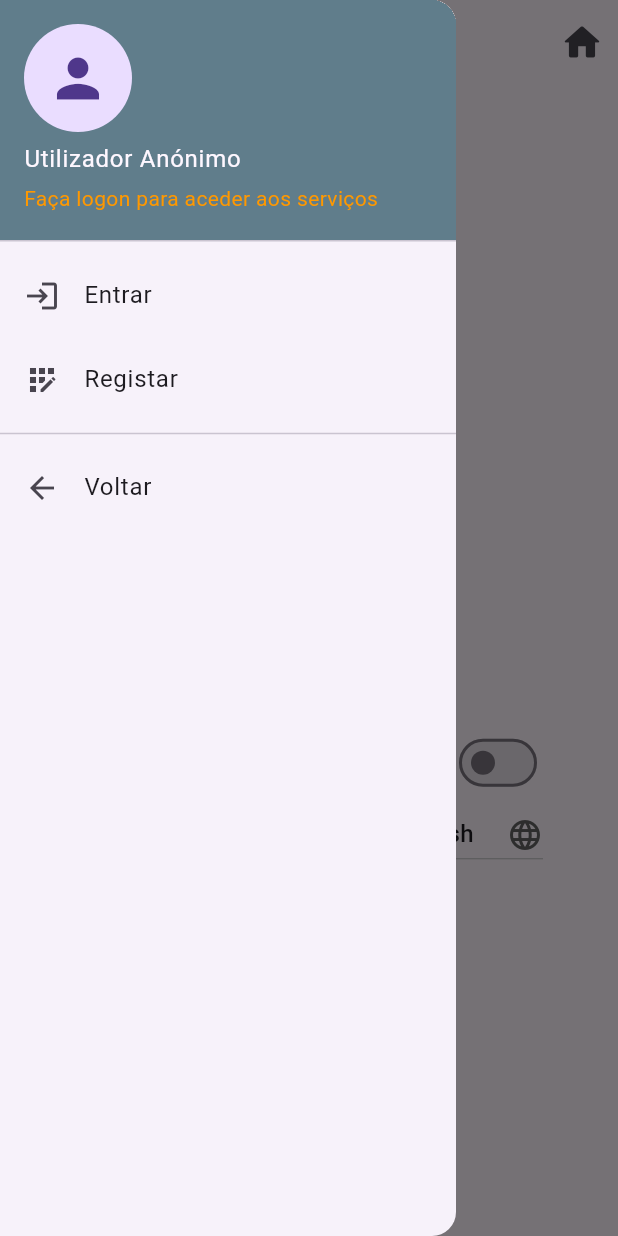
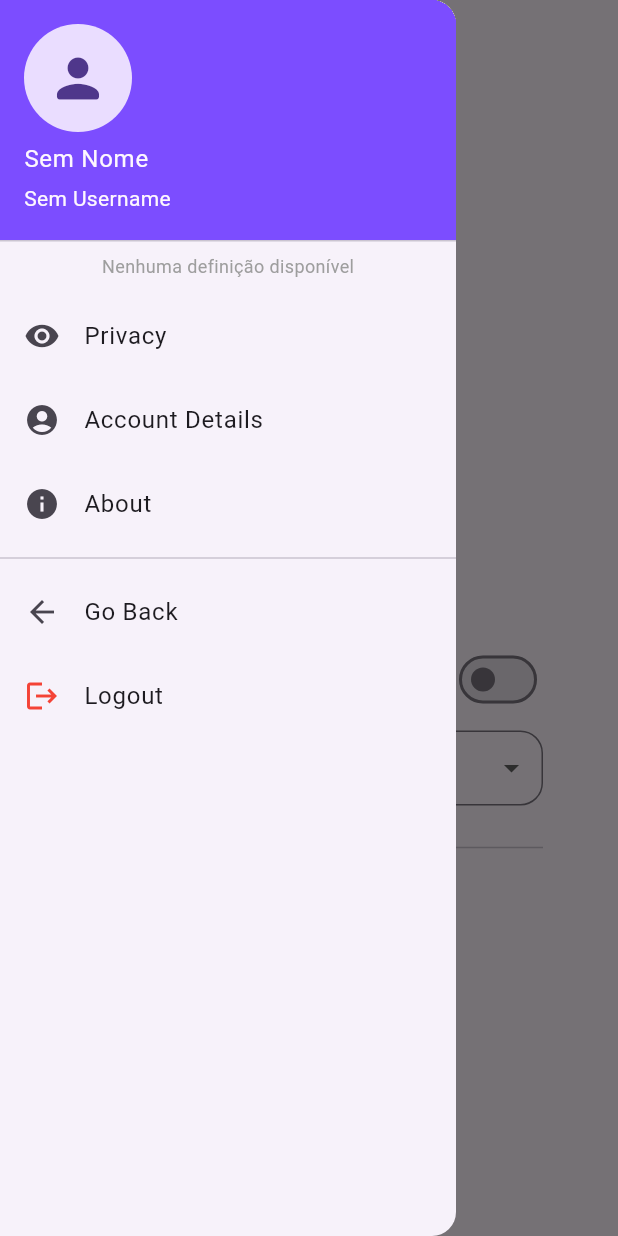
Before and after one commit to devCacti/Cooking, a Flutter app: the screen it shows after launch, item 3 of the bottom bar chosen, with the side drawer open, on a phone screen of 412 x 824 dp. Run offline on Flutter 3.47's test engine with Material 3 defaults, Android fonts, the phone set to English and light mode, and no system bars; our stand-ins replace flutter_colorpicker, flutter_secure_storage, image_picker; accounts and stored records are empty; generated files the repository leaves out were written again; network calls fail.

Commit message:
Added more language support
Also moved files around

```diff
--- a/cookapp/lib/Classes/app_state.dart
+++ b/cookapp/lib/Classes/app_state.dart
@@ -30,14 +30,19 @@ class AppState extends ChangeNotifier {
     notifyListeners();
   }
 
-  static List<DropdownMenuItem<String>> locales = const [
-    DropdownMenuItem(
-      value: 'en',
-      child: Text("English"),
-    ),
-    DropdownMenuItem(
-      value: 'pt',
-      child: Text("Português"),
-    ),
+  String getLanguageName(Locale code) {
+    switch (code.languageCode) {
+      case 'en':
+        return 'English';
+      case 'pt':
+        return 'Português';
+      default:
+        return 'Unknown';
+    }
+  }
+
+  static List<Locale> locales = const [
+    Locale('en'),
+    Locale('pt'),
   ];
 }
--- /dev/null
+++ b/cookapp/lib/Pages/Elements/drawer_items.dart
@@ -0,0 +1,58 @@
+import 'package:cookapp/Classes/user.dart';
+import 'package:cookapp/Pages/Elements/drawer_header.dart';
+import 'package:cookapp/Pages/Elements/logged_in_settings.dart';
+import 'package:cookapp/Settings/login_page.dart';
+import 'package:cookapp/Settings/register_page.dart';
+import 'package:flutter/material.dart';
+import 'package:flutter_gen/gen_l10n/app_localizations.dart';
+
+Widget getDrawerItems(BuildContext context, User? user) {
+  final loc = AppLocalizations.of(context)!;
+
+  return user != null
+      ? loggedInSettings(context, user)
+      : ListView(
+          children: [
+            anonymousDrawerHeader,
+            //* Login and Register buttons
+            ListTile(
+              title: Text(loc.login),
+              leading: const Icon(Icons.login),
+              onTap: () {
+                //LoginPage is the page that we want to open on click.
+                Navigator.push(
+                  context,
+                  MaterialPageRoute(
+                    builder: (context) => const LoginPage(),
+                  ),
+                ).then((value) {});
+              },
+            ),
+            ListTile(
+              title: Text(loc.register),
+              leading: const Icon(Icons.app_registration),
+              onTap: () {
+                //RegisterPage is the page that we want to open on click.
+                Navigator.push(
+                  context,
+                  MaterialPageRoute(
+                    builder: (context) => const RegisterPage(),
+                  ),
+                );
+              },
+            ),
+            //* Divider
+            const Divider(),
+            //* Go back button
+            ListTile(
+              title: Text(loc.goBack),
+              leading: const Icon(Icons.arrow_back),
+              onTap: () {
+                //? Twice so that it closes the drawer and then the page
+                Navigator.pop(context); // Close the drawer
+                Navigator.pop(context); // Close the page
+              },
+            ),
+          ],
+        );
+}
--- a/cookapp/lib/Pages/Elements/logged_in_settings.dart
+++ b/cookapp/lib/Pages/Elements/logged_in_settings.dart
@@ -3,8 +3,11 @@ import 'package:cookapp/Classes/user.dart';
 import 'package:cookapp/Pages/Elements/drawer_header.dart';
 import 'package:flutter/material.dart';
 import 'package:cookapp/Functions/show_conf_dialog.dart';
+import 'package:flutter_gen/gen_l10n/app_localizations.dart';
 
-Widget loggedInSettings(BuildContext context, User user) => Column(
+Widget loggedInSettings(BuildContext context, User user) {
+  final loc = AppLocalizations.of(context)!;
+  return Column(
     children: [
       drawerHeader(user),
       //* Privacy
@@ -17,30 +20,19 @@ Widget loggedInSettings(BuildContext context, User user) => Column(
       ),
       const SizedBox(height: 10.0),
       ListTile(
-          title: const Text("Privacidade"),
+        title: Text(loc.privacy),
         leading: const Icon(Icons.remove_red_eye),
         onTap: null,
       ),
-
-        //* Divider
-        const Divider(),
       //* Account Details
       ListTile(
-          title: const Text("Detalhes da Conta"),
+        title: Text(loc.account_details),
         leading: const Icon(Icons.account_circle),
         onTap: null,
       ),
-        //* Settings
-        ListTile(
-          title: const Text("Definições"),
-          leading: const Icon(Icons.settings),
-          onTap: null,
-        ),
-        //* Divider
-        const Divider(),
       //* About
       ListTile(
-          title: const Text("Sobre"),
+        title: Text(loc.about),
         leading: const Icon(Icons.info),
         onTap: null,
       ),
@@ -48,7 +40,7 @@ Widget loggedInSettings(BuildContext context, User user) => Column(
       const Divider(),
       //* Go back button
       ListTile(
-          title: const Text("Voltar"),
+        title: Text(loc.goBack),
         leading: const Icon(Icons.arrow_back),
         onTap: () {
           // Close the drawer if open, then the page if possible
@@ -57,7 +49,7 @@ Widget loggedInSettings(BuildContext context, User user) => Column(
         },
       ),
       ListTile(
-          title: const Text("Terminar sessão"),
+        title: Text(loc.logout),
         leading: const Icon(
           Icons.logout,
           color: Colors.red,
@@ -80,3 +72,4 @@ Widget loggedInSettings(BuildContext context, User user) => Column(
       ),
     ],
   );
+}
--- a/cookapp/lib/Settings/user_settings.dart
+++ b/cookapp/lib/Settings/user_settings.dart
@@ -2,13 +2,10 @@
 
 import 'package:cookapp/Classes/app_state.dart';
 import 'package:cookapp/Classes/server_info.dart';
-import 'package:cookapp/Pages/Elements/drawer_header.dart';
-import 'package:cookapp/Pages/Elements/logged_in_settings.dart';
+import 'package:cookapp/Pages/Elements/drawer_items.dart';
 import 'package:flutter/material.dart';
 import 'package:provider/provider.dart';
 import '../Classes/user.dart';
-import 'login_page.dart';
-import 'register_page.dart';
 import 'settings.dart';
 import 'package:flutter_gen/gen_l10n/app_localizations.dart';
 
@@ -53,72 +50,10 @@ class _UserSettingsState extends State<UserSettings> {
       isLogged = user!.guid != "";
     });
 
-    final drawerItems = isLogged && user != null
-        ? loggedInSettings(context, user!)
-        : ListView(
-            children: [
-              anonymousDrawerHeader,
-              //* Login and Register buttons
-              ListTile(
-                title: const Text("Entrar"),
-                leading: const Icon(Icons.login),
-                onTap: () {
-                  //LoginPage is the page that we want to open on click.
-                  Navigator.push(
-                    context,
-                    MaterialPageRoute(
-                      builder: (context) => const LoginPage(),
-                    ),
-                  ).then((value) {
-                    user!.getInstance().then((value) => setState(() {
-                          isLogged = user!.guid != "";
-                        }));
-                  });
-                },
-              ),
-              ListTile(
-                title: const Text("Registar"),
-                leading: const Icon(Icons.app_registration),
-                onTap: () {
-                  //RegisterPage is the page that we want to open on click.
-                  Navigator.push(
-                    context,
-                    MaterialPageRoute(
-                      builder: (context) => const RegisterPage(),
-                    ),
-                  );
-                },
-              ),
-              //* Divider
-              const Divider(),
-              //* Go back button
-              ListTile(
-                title: const Text("Voltar"),
-                leading: const Icon(Icons.arrow_back),
-                onTap: () {
-                  //? Twice so that it closes the drawer and then the page
-                  Navigator.pop(context); // Close the drawer
-                  Navigator.pop(context); // Close the page
-                },
-              ),
-            ],
-          );
+    var drawerItems = getDrawerItems(context, user);
     return Scaffold(
       appBar: AppBar(
-        title: const Text("A Minha Conta"),
-        // Button on the right side of the app bar to exit
-        actions: [
-          IconButton(
-            icon: const Icon(
-              Icons.home_rounded,
-              opticalSize: 50,
-            ),
-            iconSize: 30.0,
-            onPressed: () {
-              Navigator.pop(context);
-            },
-          ),
-        ],
+        title: Text(loc.account_settings),
       ),
       body: Semantics(
         container: true,
@@ -148,8 +83,8 @@ class _UserSettingsState extends State<UserSettings> {
                 Text(
                   loc.settings,
                   style: const TextStyle(
-                    fontSize: 20,
-                    fontWeight: FontWeight.bold,
+                    fontSize: 24,
+                    fontWeight: FontWeight.w100,
                   ),
                 ),
                 //? Dark mode switch
@@ -177,9 +112,10 @@ class _UserSettingsState extends State<UserSettings> {
                     ),
                   ],
                 ),
+                const SizedBox(height: 10.0),
                 Row(
                   children: [
-                    //Language selection
+                    // Language selection
                     Text(
                       loc.language,
                       style: const TextStyle(
@@ -188,17 +124,67 @@ class _UserSettingsState extends State<UserSettings> {
                       ),
                     ),
                     const Spacer(),
-                    DropdownButton<String>(
-                      value: appState.locale.languageCode,
-                      icon: const Icon(Icons.language),
-                      onChanged: (value) {
-                        if (value != null) {
-                          appState.setLocale(Locale(value));
-                        }
-                      },
-                      items: AppState.locales,
+                    Container(
+                      padding: const EdgeInsets.symmetric(horizontal: 8.0),
+                      decoration: BoxDecoration(
+                        color: Theme.of(context).cardColor,
+                        borderRadius: BorderRadius.circular(15),
+                        border: Border.all(
+                          color: Theme.of(context).dividerColor,
+                        ),
+                      ),
+                      child: DropdownButtonHideUnderline(
+                        child: DropdownButton<String>(
+                          value: appState.getLanguageName(appState.currentLocale),
+                          borderRadius: BorderRadius.circular(15),
+                          icon: const Icon(Icons.arrow_drop_down),
+                          dropdownColor: Theme.of(context).cardColor,
+                          items: AppState.locales.map((locale) {
+                            final languageName = appState.getLanguageName(locale);
+                            return DropdownMenuItem<String>(
+                              value: languageName,
+                              child: Container(
+                                alignment: Alignment.centerLeft,
+                                child: Text(
+                                  languageName,
+                                  style: TextStyle(
+                                    color: themeNotifier.value == ThemeMode.dark ? Colors.white : Colors.black,
+                                    fontSize: 20,
+                                  ),
+                                ),
+                              ),
+                            );
+                          }).toList(),
+                          onChanged: (String? newLanguage) {
+                            if (newLanguage != null) {
+                              final selectedLocale = AppState.locales.firstWhere(
+                                (locale) => appState.getLanguageName(locale) == newLanguage,
+                                orElse: () => AppState.locales.first,
+                              );
+                              appState.setLocale(selectedLocale);
+                            }
+                            drawerItems = getDrawerItems(context, user);
+                            setState(() {});
+                          },
+                        ),
+                      ),
                     ),
                   ],
+                ),
+
+                // Divider
+                const SizedBox(height: 20.0),
+                const Divider(),
+                // Go back button, leading to the previous page
+                const SizedBox(height: 20.0),
+                ElevatedButton(
+                  onPressed: () {
+                    Navigator.pop(context); // Close the page
+                  },
+                  child: Text(
+                    loc.goBack,
+                    style: const TextStyle(fontSize: 20.0),
+                  ),
                 ),
               ],
             ),
--- a/cookapp/lib/l10n/app_en.arb
+++ b/cookapp/lib/l10n/app_en.arb
@@ -1,30 +1,27 @@
 {
   "@@locale": "en",
-  "earlyAccess": "Early Access",
-  "@earlyAccess": {
-    "description": "Label for early access features.",
-    "placeholders": {}
-  },
-  "language": "Language",
-  "@language": {
-    "description": "Label for language selection.",
-    "placeholders": {}
-  },
-  "settings": "Settings",
-  "@settings": {
-    "description": "Label for settings.",
-    "placeholders": {}
-  },
-  "darkMode": "Dark Mode",
-  "@darkMode": {
-    "description": "Label for dark mode toggle.",
-    "placeholders": {}
-  },
-  "account_settings": "Account Settings",
-  "@account_settings": {
-    "description": "Label for account settings.",
-    "placeholders": {}
-  }
-
-
+  "earlyAccess":        "Early Access",
+  "@earlyAccess": {},
+  "language":           "Language",
+  "@language": {},
+  "settings":           "Settings",
+  "@settings": {},
+  "darkMode":           "Dark Mode",
+  "@darkMode": {},
+  "account_settings":   "Account Settings",
+  "@account_settings": {},
+  "goBack":             "Go Back",
+  "@goBack": {},
+  "login":              "Login",
+  "@login": {},
+  "logout":             "Logout",
+  "@logout": {},
+  "register":           "Register",
+  "@register": {},
+  "privacy":            "Privacy",
+  "@privacy": {},
+  "about":              "About",
+  "@about": {},
+  "account_details":    "Account Details",
+  "@account_details": {}
 }
--- a/cookapp/lib/l10n/app_pt.arb
+++ b/cookapp/lib/l10n/app_pt.arb
@@ -1,29 +1,27 @@
 {
   "@@locale": "pt",
-  "earlyAccess": "Acesso Antecipado",
-  "@earlyAccess": {
-    "description": "Label for early access features.",
-    "placeholders": {}
-  },
-  "language": "Idioma",
-  "@language": {
-    "description": "Label for language selection.",
-    "placeholders": {}
-  },
-  "settings": "Configurações",
-  "@settings": {
-    "description": "Label for settings.",
-    "placeholders": {}
-  },
-    "darkMode": "Modo Escuro",
-  "@darkMode": {
-    "description": "Label for dark mode toggle.",
-    "placeholders": {}
-  },
+  "earlyAccess":      "Acesso Antecipado",
+  "@earlyAccess": {},
+  "language":         "Idioma",
+  "@language": {},
+  "settings":         "Configurações",
+  "@settings": {},
+  "darkMode":         "Modo Escuro",
+  "@darkMode": {},
   "account_settings": "Configurações da Conta",
-  "@account_settings": {
-    "description": "Label for account settings.",
-    "placeholders": {}
-  }
-
+  "@account_settings": {},
+  "goBack":           "Voltar",
+  "@goBack": {},
+  "login":            "Entrar",
+  "@login": {},
+  "logout":           "Terminar Sessão",
+  "@logout": {},
+  "register":         "Registrar",
+  "@register": {},
+  "privacy":          "Privacidade",
+  "@privacy": {},
+  "about":            "Sobre",
+  "@about": {},
+  "account_details":  "Detalhes da Conta",
+  "@account_details": {}
 }
```
Lines whose indentation alone changed are shown as unchanged.
